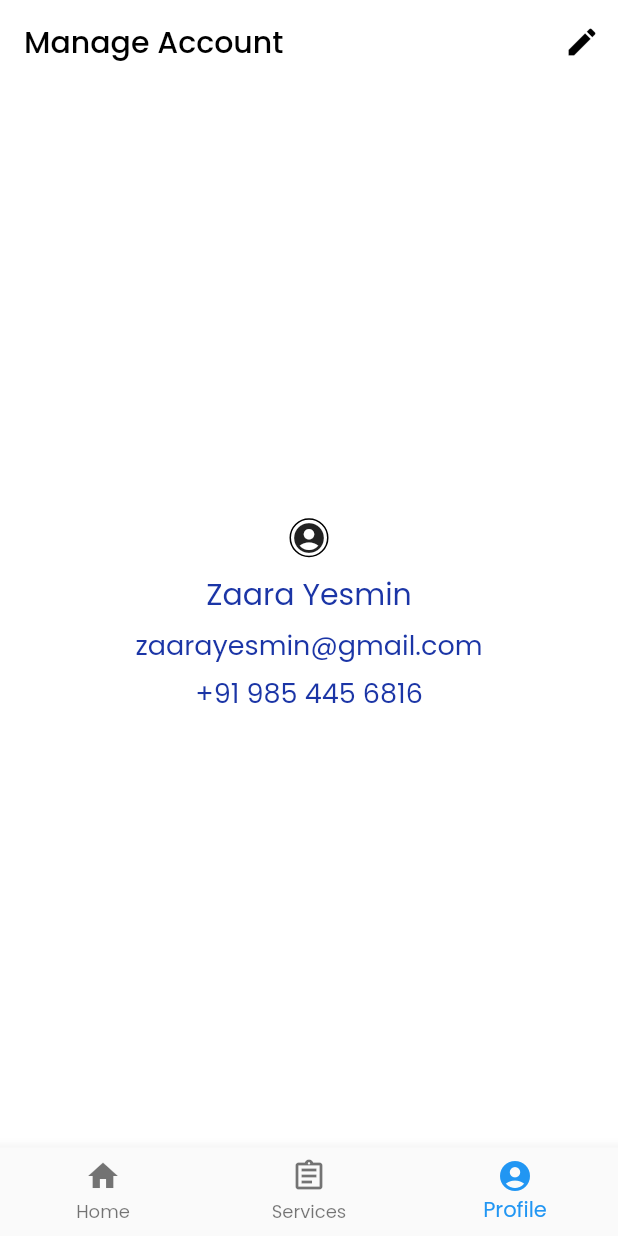
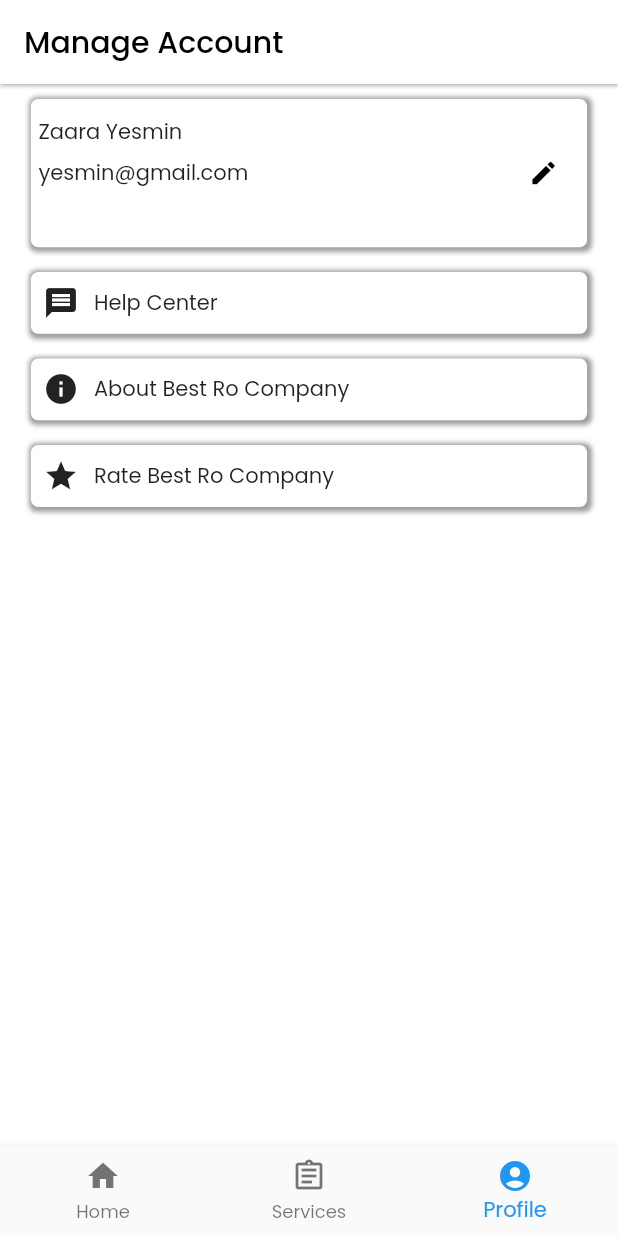
Before and after one commit to FrazileDevelopers/BestRO, a Flutter app: the Profile screen opened by its route, on a phone screen of 412 x 824 dp. Run offline on Flutter 3.47's test engine with Material 2 defaults, Android fonts, the phone set to English and light mode, and no system bars; drawn by our look-alikes of cached_network_image; our stand-ins replace auto_route, bloc, carousel_slider, dotted_line, firebase_core, firebase_messaging and 5 more; missing offline and left inert: fzregex; accounts and stored records are empty.

Commit message:
Profile updated

```diff
--- a/lib/constants/values.dart
+++ b/lib/constants/values.dart
@@ -3,4 +3,5 @@ class BestRoValues {
   static String? otp = '';
   static int qty = 1;
   static String? name;
+  static String? email;
 }
--- a/lib/pages/profile/profile.dart
+++ b/lib/pages/profile/profile.dart
@@ -1,5 +1,6 @@
 import 'package:auto_route/auto_route.dart';
 import 'package:bestro/constants/colors.dart';
+import 'package:bestro/constants/values.dart';
 import 'package:cached_network_image/cached_network_image.dart';
 import 'package:flutter/material.dart';
 
@@ -33,81 +34,177 @@ class _ProfileState extends State<Profile> {
       appBar: AppBar(
         backgroundColor: Colors.white,
         foregroundColor: Colors.black,
-        elevation: 0.0,
+        elevation: 1.0,
         automaticallyImplyLeading: false,
         title: Text(BestRoStrings.profileTitle),
-        actions: [
-          IconButton(
-            onPressed: () => context.router.push(EditProfileRouter()),
-            icon: Icon(Icons.edit),
+      ),
+      body: Center(
+        child: Padding(
+          padding: const EdgeInsets.only(top: 10.0),
+          child: Column(
+            mainAxisAlignment: MainAxisAlignment.start,
+            crossAxisAlignment: CrossAxisAlignment.center,
+            // mainAxisSize: MainAxisSize.max,
+            children: [
+              Container(
+                width: width * .9,
+                height: height * .12,
+                decoration: BoxDecoration(
+                  color: BestRoColors.white,
+                  borderRadius: BorderRadius.circular(5.0),
+                  boxShadow: [
+                    BoxShadow(
+                      color: BestRoColors.grey,
+                      offset: Offset(1.0, 1.0),
+                      blurRadius: 2.0,
+                      spreadRadius: 2.0,
                     ),
                   ],
                 ),
-      body: Center(
-        child: Column(
-          mainAxisAlignment: MainAxisAlignment.center,
+                child: Padding(
+                  padding: const EdgeInsets.all(5.0),
+                  child: Row(
+                    mainAxisAlignment: MainAxisAlignment.spaceBetween,
                     crossAxisAlignment: CrossAxisAlignment.center,
-          // mainAxisSize: MainAxisSize.max,
+                    mainAxisSize: MainAxisSize.max,
                     children: [
+                      Column(
+                        mainAxisAlignment: MainAxisAlignment.spaceEvenly,
+                        crossAxisAlignment: CrossAxisAlignment.start,
+                        children: [
+                          Text('Zaara Yesmin'),
+                          Text('yesmin@gmail.com'),
+                          Text(BestRoValues.phone!),
+                        ],
+                      ),
+                      IconButton(
+                        onPressed: () =>
+                            context.router.push(EditProfileRouter()),
+                        icon: Icon(
+                          Icons.edit,
+                          color: BestRoColors.black,
+                          size: 20.0,
+                        ),
+                      ),
+                    ],
+                  ),
+                ),
+              ),
               Padding(
-              padding: const EdgeInsets.only(bottom: 5.0),
+                padding: EdgeInsets.only(top: height * .02),
+                child: InkWell(
+                  onTap: () {},
                   child: Container(
                     width: width * .9,
+                    height: height * .05,
                     decoration: BoxDecoration(
-                  border: Border.all(width: 1.0),
-                  shape: BoxShape.circle,
+                      color: BestRoColors.white,
+                      borderRadius: BorderRadius.circular(5.0),
+                      boxShadow: [
+                        BoxShadow(
+                          color: BestRoColors.grey,
+                          offset: Offset(1.0, 1.0),
+                          blurRadius: 2.0,
+                          spreadRadius: 2.0,
                         ),
-                child: CachedNetworkImage(
-                  fit: BoxFit.cover,
-                  imageUrl: BestRoStrings.profilePic,
-                  placeholder: (context, url) => CircleAvatar(
-                    backgroundColor: Colors.orange,
-                    minRadius: width * .2,
-                    maxRadius: width * .25,
+                      ],
                     ),
-                  errorWidget: (context, url, error) =>
-                      Icon(Icons.account_circle),
-                  imageBuilder: (context, image) => CircleAvatar(
-                    backgroundImage: image,
-                    minRadius: width * .2,
-                    maxRadius: width * .25,
+                    child: Padding(
+                      padding: const EdgeInsets.all(8.0),
+                      child: Row(
+                        mainAxisAlignment: MainAxisAlignment.start,
+                        crossAxisAlignment: CrossAxisAlignment.center,
+                        mainAxisSize: MainAxisSize.max,
+                        children: [
+                          Icon(Icons.message),
+                          SizedBox(
+                            width: 10.0,
+                          ),
+                          Text('Help Center'),
+                        ],
+                      ),
                     ),
                   ),
                 ),
               ),
               Padding(
-              padding: const EdgeInsets.only(top: 5.0),
-              child: Text(
-                'Zaara Yesmin',
-                style: TextStyle(
-                  fontSize: 20.0,
-                  color: BestRoColors.blue,
+                padding: EdgeInsets.only(top: height * .02),
+                child: InkWell(
+                  onTap: () {},
+                  child: Container(
+                    width: width * .9,
+                    height: height * .05,
+                    decoration: BoxDecoration(
+                      color: BestRoColors.white,
+                      borderRadius: BorderRadius.circular(5.0),
+                      boxShadow: [
+                        BoxShadow(
+                          color: BestRoColors.grey,
+                          offset: Offset(1.0, 1.0),
+                          blurRadius: 2.0,
+                          spreadRadius: 2.0,
+                        ),
+                      ],
+                    ),
+                    child: Padding(
+                      padding: const EdgeInsets.all(8.0),
+                      child: Row(
+                        mainAxisAlignment: MainAxisAlignment.start,
+                        crossAxisAlignment: CrossAxisAlignment.center,
+                        mainAxisSize: MainAxisSize.max,
+                        children: [
+                          Icon(Icons.info),
+                          SizedBox(
+                            width: 10.0,
+                          ),
+                          Text('About Best Ro Company'),
+                        ],
+                      ),
+                    ),
                   ),
                 ),
               ),
               Padding(
-              padding: const EdgeInsets.only(top: 5.0),
-              child: Text(
-                'zaarayesmin@gmail.com',
-                style: TextStyle(
-                  fontSize: 18.0,
-                  color: BestRoColors.blue,
+                padding: EdgeInsets.only(top: height * .02),
+                child: InkWell(
+                  onTap: () {},
+                  child: Container(
+                    width: width * .9,
+                    height: height * .05,
+                    decoration: BoxDecoration(
+                      color: BestRoColors.white,
+                      borderRadius: BorderRadius.circular(5.0),
+                      boxShadow: [
+                        BoxShadow(
+                          color: BestRoColors.grey,
+                          offset: Offset(1.0, 1.0),
+                          blurRadius: 2.0,
+                          spreadRadius: 2.0,
+                        ),
+                      ],
+                    ),
+                    child: Padding(
+                      padding: const EdgeInsets.all(8.0),
+                      child: Row(
+                        mainAxisAlignment: MainAxisAlignment.start,
+                        crossAxisAlignment: CrossAxisAlignment.center,
+                        mainAxisSize: MainAxisSize.max,
+                        children: [
+                          Icon(Icons.star),
+                          SizedBox(
+                            width: 10.0,
+                          ),
+                          Text('Rate Best Ro Company'),
+                        ],
                       ),
                     ),
-            ),
-            Padding(
-              padding: const EdgeInsets.only(top: 5.0),
-              child: Text(
-                '+91 985 445 6816',
-                style: TextStyle(
-                  fontSize: 18.0,
-                  color: BestRoColors.blue,
                   ),
                 ),
               ),
             ],
           ),
         ),
+      ),
     );
   }
 }
--- /dev/null
+++ b/lib/pages/profile/simple.dart
@@ -0,0 +1,98 @@
+import 'package:cached_network_image/cached_network_image.dart';
+import 'package:flutter/material.dart';
+
+import '../../constants/colors.dart';
+import '../../constants/strings.dart';
+
+class SimpleProfile extends StatefulWidget {
+  const SimpleProfile({Key? key}) : super(key: key);
+
+  @override
+  State<SimpleProfile> createState() => _SimpleProfileState();
+}
+
+class _SimpleProfileState extends State<SimpleProfile> {
+  @override
+  void initState() {
+    // TODO: implement initState
+    super.initState();
+  }
+
+  @override
+  void dispose() {
+    // TODO: implement dispose
+    super.dispose();
+  }
+
+  @override
+  Widget build(BuildContext context) {
+    final mq = MediaQuery.of(context);
+    final height = mq.size.height;
+    final width = mq.size.width;
+    return Scaffold(
+      body: Column(
+        mainAxisAlignment: MainAxisAlignment.center,
+        crossAxisAlignment: CrossAxisAlignment.center,
+        // mainAxisSize: MainAxisSize.max,
+        children: [
+          Padding(
+            padding: const EdgeInsets.only(bottom: 5.0),
+            child: Container(
+              width: width * .9,
+              decoration: BoxDecoration(
+                border: Border.all(width: 1.0),
+                shape: BoxShape.circle,
+              ),
+              child: CachedNetworkImage(
+                fit: BoxFit.cover,
+                imageUrl: BestRoStrings.profilePic,
+                placeholder: (context, url) => CircleAvatar(
+                  backgroundColor: Colors.orange,
+                  minRadius: width * .2,
+                  maxRadius: width * .25,
+                ),
+                errorWidget: (context, url, error) =>
+                    Icon(Icons.account_circle),
+                imageBuilder: (context, image) => CircleAvatar(
+                  backgroundImage: image,
+                  minRadius: width * .2,
+                  maxRadius: width * .25,
+                ),
+              ),
+            ),
+          ),
+          Padding(
+            padding: const EdgeInsets.only(top: 5.0),
+            child: Text(
+              'Zaara Yesmin',
+              style: TextStyle(
+                fontSize: 20.0,
+                color: BestRoColors.blue,
+              ),
+            ),
+          ),
+          Padding(
+            padding: const EdgeInsets.only(top: 5.0),
+            child: Text(
+              'zaarayesmin@gmail.com',
+              style: TextStyle(
+                fontSize: 18.0,
+                color: BestRoColors.blue,
+              ),
+            ),
+          ),
+          Padding(
+            padding: const EdgeInsets.only(top: 5.0),
+            child: Text(
+              '+91 985 445 6816',
+              style: TextStyle(
+                fontSize: 18.0,
+                color: BestRoColors.blue,
+              ),
+            ),
+          ),
+        ],
+      ),
+    );
+  }
+}
```
Lines whose indentation alone changed are shown as unchanged.
